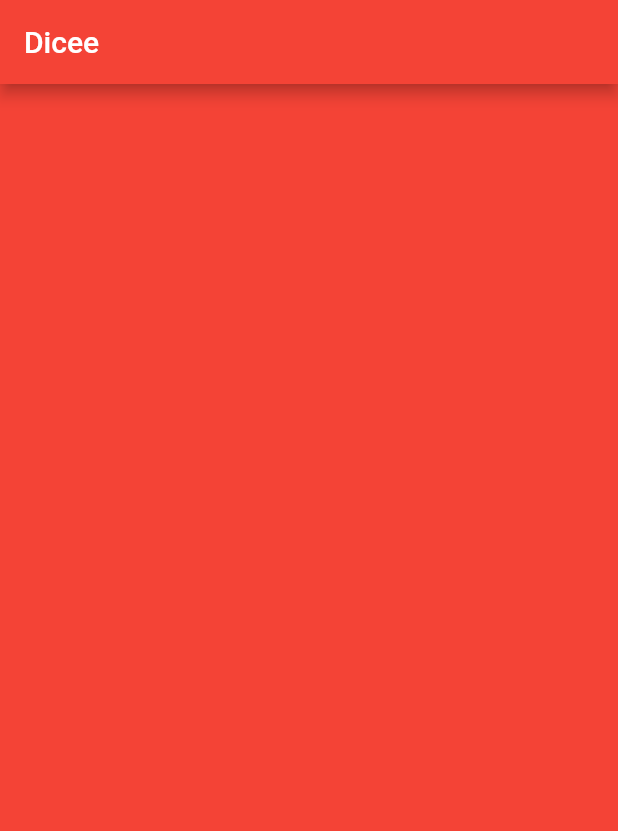
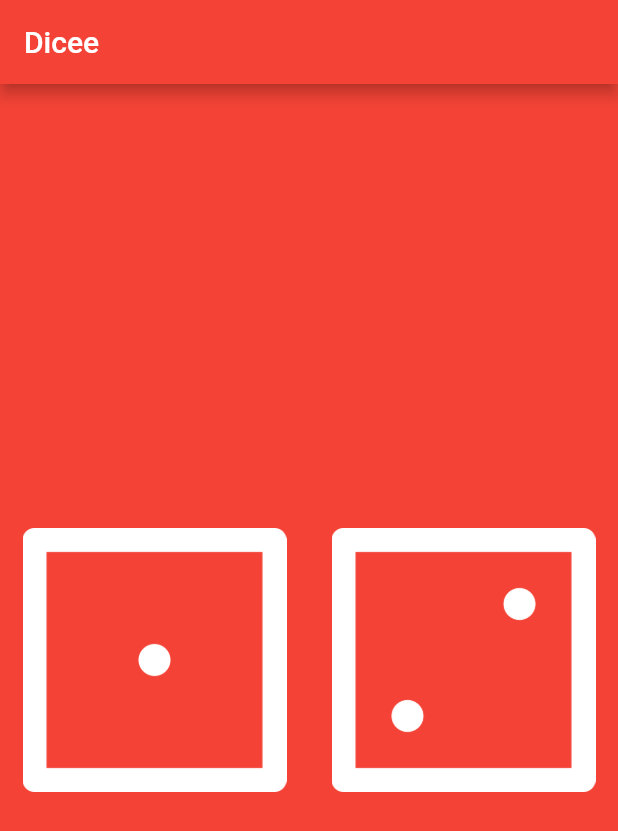
Before and after one commit to ArturAssisComp/dicee, a Flutter app: the screen it shows after launch, on a phone screen of 412 x 824 dp. Shown: the top 831 px of the screen. Run offline on Flutter 3.47's test engine with Material 2 defaults, Android fonts, the light colour scheme and no system bars.

Commit message:
Add dice and add assets to pubspec.yaml

```diff
--- a/lib/main.dart
+++ b/lib/main.dart
@@ -18,6 +18,23 @@
 class DicePage extends StatelessWidget {
   @override
   Widget build(BuildContext context) {
-    return Container();
+    return Center(
+      child: Row(
+        children: <Widget>[
+          Expanded(
+            child: Padding(
+              padding: const EdgeInsets.all(15.0),
+              child: Image.asset('images/dice1.png'),
+            ),
+          ),
+          Expanded(
+            child: Padding(
+              padding: const EdgeInsets.all(15.0),
+              child: Image.asset('images/dice2.png'),
+            ),
+          ),
+        ],
+      ),
+    );
   }
 }
--- a/pubspec.yaml
+++ b/pubspec.yaml
@@ -58,10 +58,8 @@
   # the material Icons class.
   uses-material-design: true
 
-  # To add assets to your application, add an assets section, like this:
-  # assets:
-  #   - images/a_dot_burr.jpeg
-  #   - images/a_dot_ham.jpeg
+  assets:
+    - images/
 
   # An image asset can refer to one or more resolution-specific "variants", see
   # https://flutter.dev/assets-and-images/#resolution-aware
```
